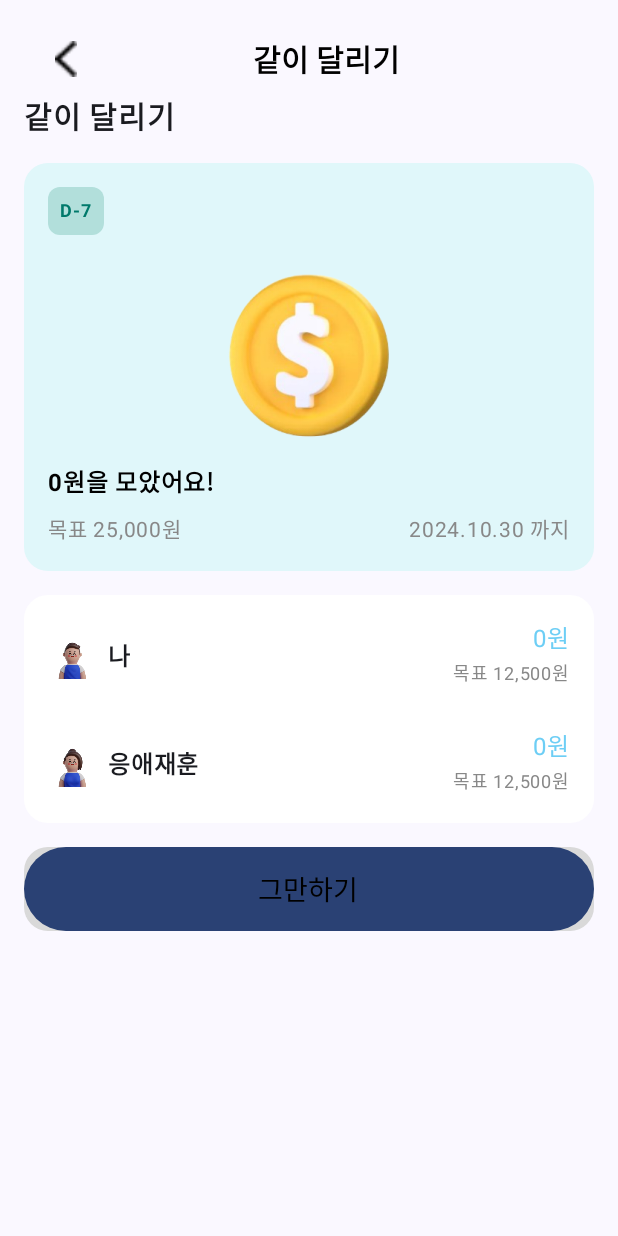
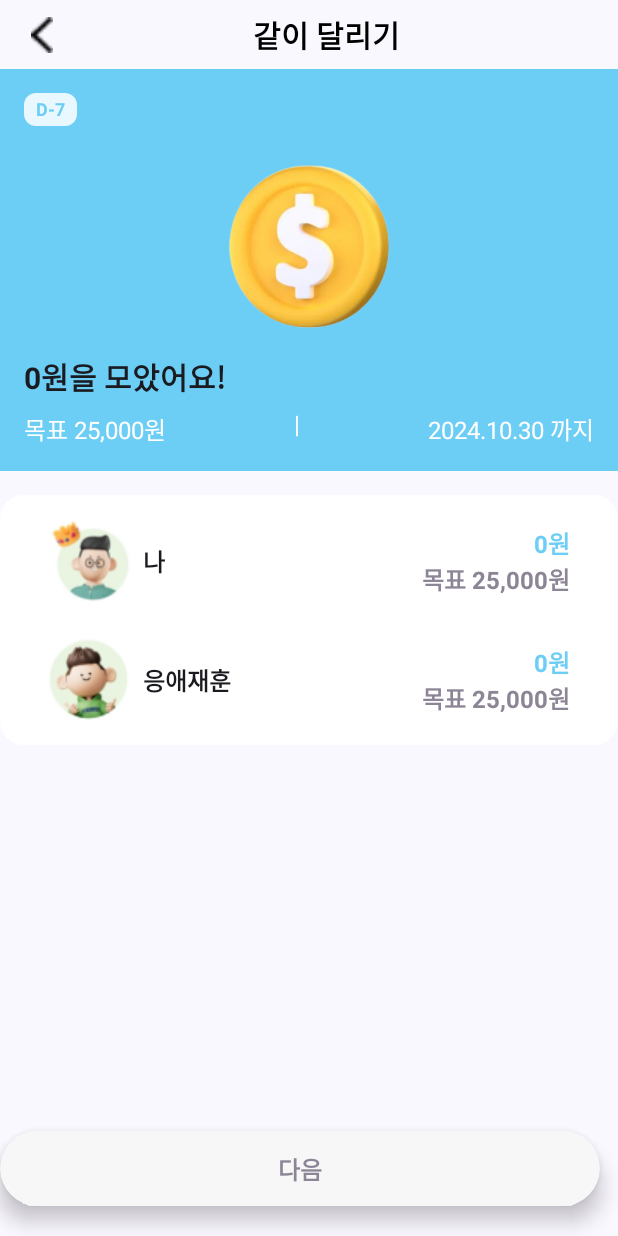
Before and after one commit to dbdbais/Kids-Wallet, an Android app built with Jetpack Compose: the RunParentsDetailScreen screen opened through its navigation route, on a phone screen of 412 x 824 dp. Run offline under Robolectric (Android 15) with nearby library versions, the light colour scheme and no system bars.

Commit message:
[feat] 같이달리기 상세 디자인

```diff
--- /dev/null
+++ b/Frontend/client/KidsWallet/app/src/main/java/com/ssafy/kidswallet/ui/components/DdayBadge.kt
@@ -0,0 +1,24 @@
+package com.ssafy.kidswallet.ui.components
+
+import androidx.compose.foundation.background
+import androidx.compose.foundation.layout.padding
+import androidx.compose.foundation.shape.RoundedCornerShape
+import androidx.compose.material3.Text
+import androidx.compose.runtime.Composable
+import androidx.compose.ui.Modifier
+import androidx.compose.ui.graphics.Color
+import androidx.compose.ui.text.font.FontWeight
+import androidx.compose.ui.unit.dp
+
+@Composable
+fun DdayBadge(remainingDays: Int) {
+    Text(
+        text = "D-$remainingDays",
+        color = Color(0xFF6DCEF5),
+        fontWeight = FontWeight.Bold,
+        style = FontSizes.h12,
+        modifier = Modifier
+            .background(Color(0xFFE9F8FE), RoundedCornerShape(8.dp))
+            .padding(horizontal = 8.dp, vertical = 4.dp)
+    )
+}
--- a/Frontend/client/KidsWallet/app/src/main/java/com/ssafy/kidswallet/ui/screens/run/Run.kt
+++ b/Frontend/client/KidsWallet/app/src/main/java/com/ssafy/kidswallet/ui/screens/run/Run.kt
@@ -38,6 +38,7 @@ import androidx.navigation.NavController
 import androidx.navigation.compose.rememberNavController
 import com.ssafy.kidswallet.R
 import com.ssafy.kidswallet.ui.components.BottomNavigationBar
+import com.ssafy.kidswallet.ui.components.DdayBadge
 import com.ssafy.kidswallet.ui.components.FontSizes
 import com.ssafy.kidswallet.ui.components.Top
 import com.ssafy.kidswallet.ui.components.GoldenRatioUtils
@@ -185,15 +186,7 @@ fun RunScreen(navController: NavController) {
                             verticalArrangement = Arrangement.Top
                         ) {
                             // 상단 D-7 배지
-                            Text(
-                                text = "D-7",
-                                color = Color(0xFF6DCEF5),
-                                fontWeight = FontWeight.Bold,
-                                style = FontSizes.h12,
-                                modifier = Modifier
-                                    .background(Color(0xFFE9F8FE), RoundedCornerShape(8.dp))
-                                    .padding(horizontal = 8.dp, vertical = 4.dp)
-                            )
+                            DdayBadge(remainingDays = 7)
 
                             Spacer(modifier = Modifier.height(8.dp))
 
--- a/Frontend/client/KidsWallet/app/src/main/java/com/ssafy/kidswallet/ui/screens/run/parents/RunParentsDetail.kt
+++ b/Frontend/client/KidsWallet/app/src/main/java/com/ssafy/kidswallet/ui/screens/run/parents/RunParentsDetail.kt
@@ -13,6 +13,7 @@ import androidx.compose.foundation.layout.fillMaxWidth
 import androidx.compose.foundation.layout.height
 import androidx.compose.foundation.layout.padding
 import androidx.compose.foundation.layout.size
+import androidx.compose.foundation.layout.width
 import androidx.compose.foundation.shape.RoundedCornerShape
 import androidx.compose.material3.Button
 import androidx.compose.material3.Text
@@ -29,6 +30,10 @@ import androidx.compose.ui.unit.sp
 import androidx.navigation.NavController
 import androidx.navigation.compose.rememberNavController
 import com.ssafy.kidswallet.R
+import com.ssafy.kidswallet.ui.components.BlueButton
+import com.ssafy.kidswallet.ui.components.DdayBadge
+import com.ssafy.kidswallet.ui.components.FontSizes
+import com.ssafy.kidswallet.ui.components.LightGrayButton
 import com.ssafy.kidswallet.ui.components.Top
 
 @Composable
@@ -36,22 +41,14 @@ fun RunParentsDetailScreen(navController: NavController) {
     Column(
         modifier = Modifier
             .fillMaxWidth()
-            .padding(16.dp)
     ) {
         Top(title = "같이 달리기", navController = navController)
-        // 상단 타이틀
-        Text(
-            text = "같이 달리기",
-            fontSize = 20.sp,
-            fontWeight = FontWeight.Bold,
-            modifier = Modifier.padding(bottom = 16.dp)
-        )
 
         // 목표 이미지 및 정보 박스
         Box(
             modifier = Modifier
                 .fillMaxWidth()
-                .background(Color(0xFFE0F7FA), RoundedCornerShape(16.dp))
+                .background(Color(0xFF6DCEF5))
                 .padding(16.dp)
         ) {
             Column(
@@ -59,21 +56,13 @@ fun RunParentsDetailScreen(navController: NavController) {
                 verticalArrangement = Arrangement.spacedBy(8.dp)
             ) {
                 // D-Day 배지
-                Text(
-                    text = "D-7",
-                    color = Color(0xFF00796B),
-                    fontWeight = FontWeight.Bold,
-                    fontSize = 12.sp,
-                    modifier = Modifier
-                        .background(Color(0xFFB2DFDB), RoundedCornerShape(8.dp))
-                        .padding(horizontal = 8.dp, vertical = 4.dp)
-                )
+                DdayBadge(remainingDays = 7)
 
                 Spacer(modifier = Modifier.height(8.dp))
 
                 // 목표 이미지와 금액 정보
                 Image(
-                    painter = painterResource(id = R.drawable.logo_coin), // 노트북 이미지 예시
+                    painter = painterResource(id = R.drawable.logo_coin),
                     contentDescription = "목표 이미지",
                     modifier = Modifier
                         .fillMaxWidth()
@@ -83,9 +72,8 @@ fun RunParentsDetailScreen(navController: NavController) {
 
                 Text(
                     text = "0원을 모았어요!",
-                    fontSize = 16.sp,
-                    fontWeight = FontWeight.Bold,
-                    color = Color.Black
+                    style = FontSizes.h20,
+                    fontWeight = FontWeight.Bold
                 )
 
                 Row(
@@ -94,13 +82,18 @@ fun RunParentsDetailScreen(navController: NavController) {
                 ) {
                     Text(
                         text = "목표 25,000원",
-                        fontSize = 14.sp,
-                        color = Color.Gray
+                        style = FontSizes.h16,
+                        color = Color.White
+                    )
+                    Text(
+                        text = "|",
+                        style = FontSizes.h16,
+                        color = Color.White
                     )
                     Text(
                         text = "2024.10.30 까지",
-                        fontSize = 14.sp,
-                        color = Color.Gray
+                        style = FontSizes.h16,
+                        color = Color.White
                     )
                 }
             }
@@ -116,96 +109,83 @@ fun RunParentsDetailScreen(navController: NavController) {
                 .padding(16.dp),
             verticalArrangement = Arrangement.spacedBy(8.dp)
         ) {
-            // 참여자 1
+            ParticipantInfo(
+                name = "나",
+                currentAmount = 0,
+                goalAmount = 25000,
+                imageResId = R.drawable.character_me
+            )
+
+            Spacer(modifier = Modifier.height(8.dp))
+
+            ParticipantInfo(
+                name = "응애재훈",
+                currentAmount = 0,
+                goalAmount = 25000,
+                imageResId = R.drawable.character_run_member
+            )
+        }
+
+        Spacer(modifier = Modifier.weight(1f))
+
+        // 그만하기 버튼
+        LightGrayButton(
+            onClick = { navController.navigate("runParentsRegister") },
+            text = "다음",
+            modifier = Modifier
+                .width(400.dp)
+                .padding(bottom = 20.dp)
+        )
+    }
+}
+
+
+@Composable
+fun ParticipantInfo(name: String, currentAmount: Int, goalAmount: Int, imageResId: Int) {
     Row(
-                modifier = Modifier.fillMaxWidth(),
+        modifier = Modifier
+            .fillMaxWidth()
+            .padding(horizontal = 16.dp),
         horizontalArrangement = Arrangement.SpaceBetween,
         verticalAlignment = Alignment.CenterVertically
     ) {
         Row(verticalAlignment = Alignment.CenterVertically) {
             Image(
-                        painter = painterResource(id = R.drawable.character_young_man), // 사용자 이미지 예시
-                        contentDescription = "사용자 이미지",
-                        modifier = Modifier
-                            .size(40.dp)
-                            .padding(end = 8.dp)
+                painter = painterResource(id = imageResId),
+                contentDescription = "$name 이미지",
+                modifier = Modifier.size(55.dp)
             )
+
+            Spacer(modifier = Modifier.width(8.dp))
+
             Text(
-                        text = "나",
-                        fontSize = 16.sp,
+                text = name,
+                style = FontSizes.h16,
                 fontWeight = FontWeight.Bold
             )
         }
+
         Column(horizontalAlignment = Alignment.End) {
+            // current amount
             Text(
-                        text = "0원",
-                        fontSize = 16.sp,
+                text = "${NumberUtils.formatNumberWithCommas(currentAmount)}원",
+                style = FontSizes.h16,
+                fontWeight = FontWeight.Bold,
                 color = Color(0xFF6DCEF5)
             )
+
+            // goal amount
             Text(
-                        text = "목표 12,500원",
-                        fontSize = 12.sp,
-                        color = Color.Gray
-                    )
-                }
-            }
-
-            Spacer(modifier = Modifier.height(8.dp))
-
-            // 참여자 2
-            Row(
-                modifier = Modifier.fillMaxWidth(),
-                horizontalArrangement = Arrangement.SpaceBetween,
-                verticalAlignment = Alignment.CenterVertically
-            ) {
-                Row(verticalAlignment = Alignment.CenterVertically) {
-                    Image(
-                        painter = painterResource(id = R.drawable.character_young_girl), // 사용자 이미지 예시
-                        contentDescription = "사용자 이미지",
-                        modifier = Modifier
-                            .size(40.dp)
-                            .padding(end = 8.dp)
-                    )
-                    Text(
-                        text = "응애재훈",
-                        fontSize = 16.sp,
-                        fontWeight = FontWeight.Bold
-                    )
-                }
-                Column(horizontalAlignment = Alignment.End) {
-                    Text(
-                        text = "0원",
-                        fontSize = 16.sp,
-                        color = Color(0xFF6DCEF5)
-                    )
-                    Text(
-                        text = "목표 12,500원",
-                        fontSize = 12.sp,
-                        color = Color.Gray
+                text = "목표 ${NumberUtils.formatNumberWithCommas(goalAmount)}원",
+                style = FontSizes.h16,
+                fontWeight = FontWeight.Bold,
+                color = Color(0xFF8C8595)
             )
         }
     }
 }
 
-        Spacer(modifier = Modifier.height(16.dp))
 
-        // 그만하기 버튼
-        Button(
-            onClick = { /* 그만하기 동작 구현 */ },
-            modifier = Modifier
-                .fillMaxWidth()
-                .height(56.dp)
-                .background(Color(0xFFD9D9D9), RoundedCornerShape(16.dp)),
-            contentPadding = PaddingValues()
-        ) {
-            Text(
-                text = "그만하기",
-                fontSize = 18.sp,
-                color = Color.Black
-            )
-        }
-    }
-}
 
 @Preview(
     showBackground = true,
--- a/Frontend/client/KidsWallet/app/src/main/java/com/ssafy/kidswallet/ui/screens/run/parents/RunParentsRegister.kt
+++ b/Frontend/client/KidsWallet/app/src/main/java/com/ssafy/kidswallet/ui/screens/run/parents/RunParentsRegister.kt
@@ -99,7 +99,7 @@ fun RunParentsRegisterScreen(navController: NavController) {
 
         // Members list
         Column(modifier = Modifier.fillMaxWidth()) {
-            MemberRow(
+            ParticipantInfo(
                 name = "나",
                 amount = NumberUtils.formatNumberWithCommas(12500) + "원",
                 imageResId = R.drawable.character_me // Replace with your image resource
@@ -107,7 +107,7 @@ fun RunParentsRegisterScreen(navController: NavController) {
 
             Spacer(modifier = Modifier.height(8.dp))
 
-            MemberRow(
+            ParticipantInfo(
                 name = "응애재훈",
                 amount = NumberUtils.formatNumberWithCommas(12500) + "원",
                 imageResId = R.drawable.character_run_member // Replace with your image resource
@@ -128,7 +128,7 @@ fun RunParentsRegisterScreen(navController: NavController) {
 }
 
 @Composable
-fun MemberRow(name: String, amount: String, imageResId: Int) {
+fun ParticipantInfo(name: String, amount: String, imageResId: Int) {
     Row(
         modifier = Modifier
             .fillMaxWidth()
```
Lines whose indentation alone changed are shown as unchanged.
